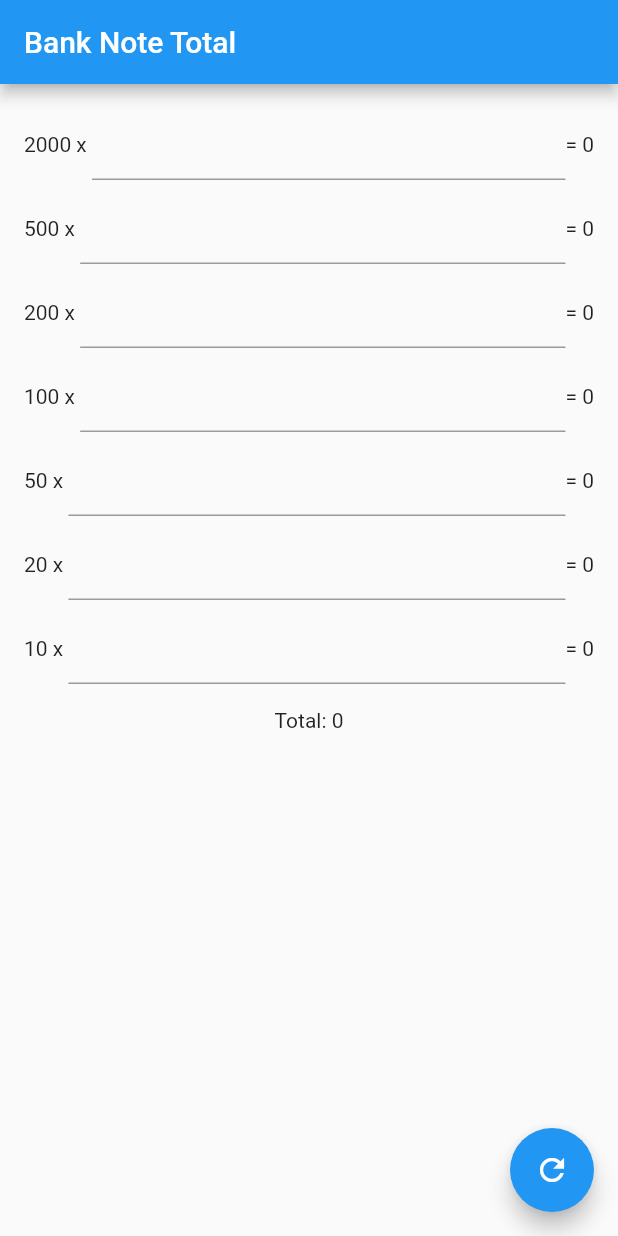
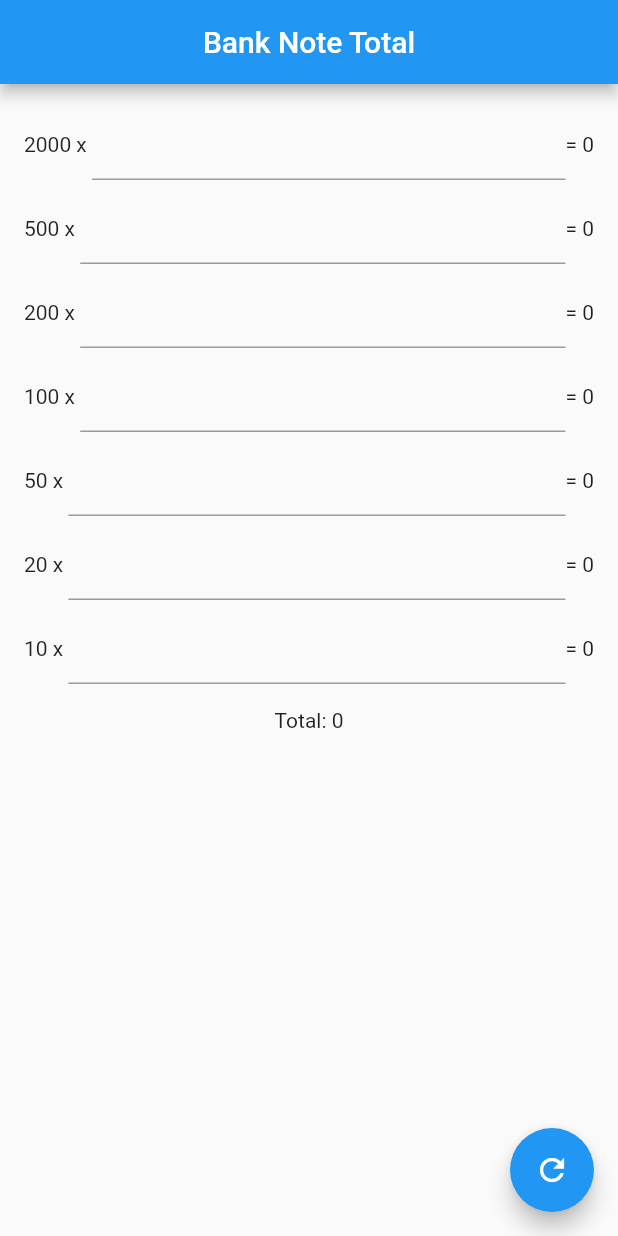
Before and after one commit to pardeep2690/tip_calculator, a Flutter app: the screen it shows after launch, on a phone screen of 412 x 824 dp. Run offline on Flutter 3.47's test engine with Material 2 defaults, Android fonts, the phone set to English and light mode, and no system bars.

Commit message:
centre tile

```diff
--- a/lib/main.dart
+++ b/lib/main.dart
@@ -64,9 +64,14 @@ class _MyAppState extends State<MyApp> {
   @override
   Widget build(BuildContext context) {
     return MaterialApp(
+      debugShowCheckedModeBanner: false,
       home: Scaffold(
         appBar: AppBar(
-          title: const Text('Bank Note Total'),
+          centerTitle: true,
+          title: const Text(
+            'Bank Note Total',
+            textAlign: TextAlign.center,
+          ),
         ),
         body: SingleChildScrollView(
           child: Padding(
```
